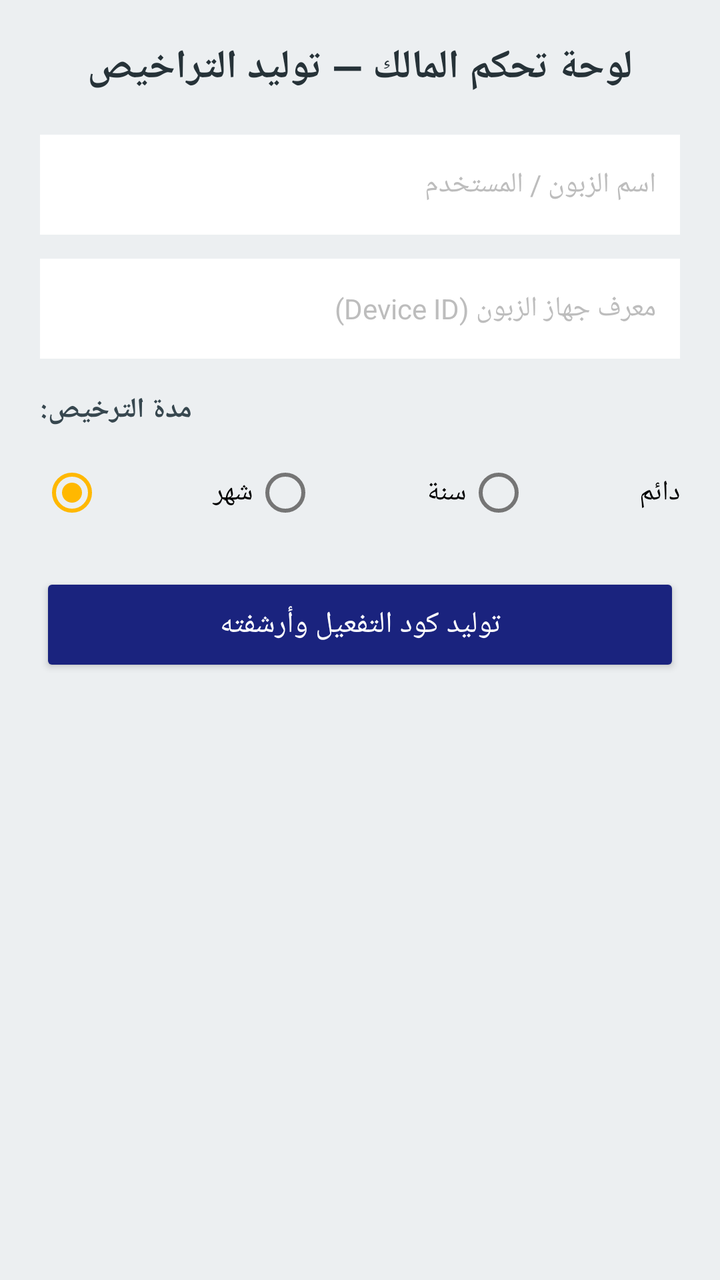
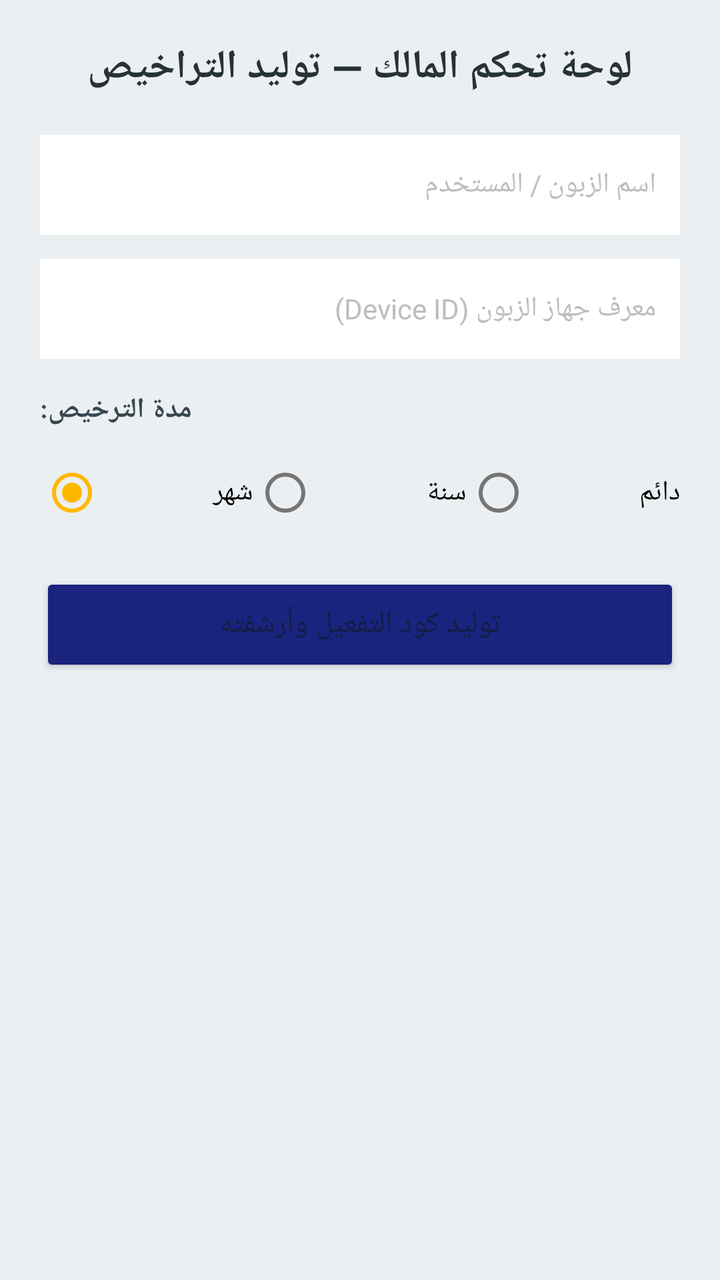

Screens rendered from an Android XML layout before and after an edit, with the pre-edit source and the edit as a unified diff.
<!-- AndroidManifest.xml: application theme Theme.AlMustashar -->
<!-- res/layout/activity_owner_panel.xml -->
<?xml version="1.0" encoding="utf-8"?>
<ScrollView xmlns:android="http://schemas.android.com/apk/res/android"
    android:layout_width="match_parent"
    android:layout_height="match_parent"
    android:fillViewport="true"
    android:background="#ECEFF1">

    <LinearLayout
        android:layout_width="match_parent"
        android:layout_height="wrap_content"
        android:orientation="vertical"
        android:padding="20dp">

        <TextView
            android:layout_width="match_parent"
            android:layout_height="wrap_content"
            android:text="لوحة تحكم المالك — توليد التراخيص"
            android:textColor="#263238"
            android:textSize="20sp"
            android:textStyle="bold"
            android:gravity="center"
            android:layout_marginBottom="20dp" />

        <EditText
            android:id="@+id/etCustomerName"
            android:layout_width="match_parent"
            android:layout_height="50dp"
            android:hint="اسم الزبون / المستخدم"
            android:background="#FFFFFF"
            android:padding="12dp"
            android:textSize="14sp"
            android:layout_marginBottom="12dp" />

        <EditText
            android:id="@+id/etCustomerDeviceId"
            android:layout_width="match_parent"
            android:layout_height="50dp"
            android:hint="معرف جهاز الزبون (Device ID)"
            android:fontFamily="monospace"
            android:background="#FFFFFF"
            android:padding="12dp"
            android:textSize="14sp"
            android:layout_marginBottom="16dp" />

        <TextView
            android:layout_width="wrap_content"
            android:layout_height="wrap_content"
            android:text="مدة الترخيص:"
            android:textColor="#37474F"
            android:textSize="14sp"
            android:textStyle="bold"
            android:layout_marginBottom="8dp" />

        <RadioGroup
            android:id="@+id/rgDuration"
            android:layout_width="match_parent"
            android:layout_height="wrap_content"
            android:orientation="horizontal"
            android:layout_marginBottom="16dp">

            <RadioButton
                android:id="@+id/rbMonth"
                android:layout_width="0dp"
                android:layout_height="wrap_content"
                android:layout_weight="1"
                android:checked="true"
                android:text="شهر" />

            <RadioButton
                android:id="@+id/rbYear"
                android:layout_width="0dp"
                android:layout_height="wrap_content"
                android:layout_weight="1"
                android:text="سنة" />

            <RadioButton
                android:id="@+id/rbLifetime"
                android:layout_width="0dp"
                android:layout_height="wrap_content"
                android:layout_weight="1"
                android:text="دائم" />
        </RadioGroup>

        <Button
            android:id="@+id/btnGenerate"
            android:layout_width="match_parent"
            android:layout_height="52dp"
            android:text="توليد كود التفعيل وأرشفته"
            android:textColor="#FFFFFF"
            android:backgroundTint="#1A237E"
            android:textSize="15sp"
            android:layout_marginBottom="20dp" />

        <LinearLayout
            android:id="@+id/layoutResult"
            android:layout_width="match_parent"
            android:layout_height="wrap_content"
            android:orientation="vertical"
            android:background="#FFFFFF"
            android:padding="16dp"
            android:visibility="gone">

            <TextView
                android:layout_width="wrap_content"
                android:layout_height="wrap_content"
                android:text="كود التفعيل المتولد:"
                android:textColor="#4527A0"
                android:textSize="13sp"
                android:textStyle="bold" />

            <TextView
                android:id="@+id/tvGeneratedCode"
                android:layout_width="match_parent"
                android:layout_height="wrap_content"
                android:layout_marginTop="8dp"
                android:text="---"
                android:textColor="#1A237E"
                android:textSize="16sp"
                android:textStyle="bold"
                android:gravity="center"
                android:fontFamily="monospace" />

            <LinearLayout
                android:layout_width="match_parent"
                android:layout_height="wrap_content"
                android:layout_marginTop="16dp"
                android:orientation="horizontal">

                <Button
                    android:id="@+id/btnCopyCode"
                    android:layout_width="0dp"
                    android:layout_height="44dp"
                    android:layout_weight="1"
                    android:text="نسخ الكود"
                    android:textColor="#FFFFFF"
                    android:backgroundTint="#5E35B1" />

                <View
                    android:layout_width="8dp"
                    android:layout_height="match_parent" />

                <Button
                    android:id="@+id/btnShareCode"
                    android:layout_width="0dp"
                    android:layout_height="44dp"
                    android:layout_weight="1"
                    android:text="مشاركة واتساب"
                    android:textColor="#FFFFFF"
                    android:backgroundTint="#2E7D32" />
            </LinearLayout>
        </LinearLayout>

    </LinearLayout>
</ScrollView>
<!-- resources referenced by this layout -->
<resources>
  <style name="Theme.AlMustashar" parent="Theme.MaterialComponents.DayNight.NoActionBar">
          
          <item name="colorPrimary">@color/primary</item>
          <item name="colorPrimaryVariant">@color/primary_dark</item>
          <item name="colorOnPrimary">@color/text_on_primary</item>
  
          
          <item name="colorSecondary">@color/accent</item>
          <item name="colorSecondaryVariant">@color/accent_dark</item>
          <item name="colorOnSecondary">@color/text_primary</item>
  
          
          <item name="android:colorBackground">@color/background</item>
          <item name="colorSurface">@color/surface</item>
          <item name="colorOnSurface">@color/text_primary</item>
  
          
          <item name="colorError">@color/error</item>
          <item name="colorOnError">@color/text_on_primary</item>
  
          
          <item name="android:statusBarColor">@color/primary_dark</item>
          <item name="android:windowLightStatusBar">false</item>
  
          
          <item name="android:navigationBarColor">@color/primary_dark</item>
  
          
          <item name="android:textColorPrimary">@color/text_primary</item>
          <item name="android:textColorSecondary">@color/text_secondary</item>
          <item name="android:textColorHint">@color/text_hint</item>
  
          
          <item name="android:fontFamily">sans-serif</item>
          <item name="fontFamily">sans-serif</item>
      </style>
  <color name="primary">#1A237E</color>
  <color name="primary_dark">#0D1442</color>
  <color name="text_on_primary">#FFFFFF</color>
  <color name="accent">#FFB800</color>
  <color name="accent_dark">#C68A00</color>
  <color name="text_primary">#212121</color>
  <color name="background">#F5F5F5</color>
  <color name="surface">#FFFFFF</color>
  <color name="error">#F44336</color>
  <color name="text_secondary">#757575</color>
  <color name="text_hint">#BDBDBD</color>
</resources>

<!-- the commit's change to res/layout/activity_owner_panel.xml (unified diff, before → after) -->
@@ -86,7 +86,7 @@
             android:layout_width="match_parent"
             android:layout_height="52dp"
             android:text="توليد كود التفعيل وأرشفته"
-            android:textColor="#FFFFFF"
+            android:textColor="#0F2042"
             android:backgroundTint="#1A237E"
             android:textSize="15sp"
             android:layout_marginBottom="20dp" />
@@ -132,7 +132,7 @@
                     android:layout_height="44dp"
                     android:layout_weight="1"
                     android:text="نسخ الكود"
-                    android:textColor="#FFFFFF"
+                    android:textColor="#0F2042"
                     android:backgroundTint="#5E35B1" />
 
                 <View
@@ -145,7 +145,7 @@
                     android:layout_height="44dp"
                     android:layout_weight="1"
                     android:text="مشاركة واتساب"
-                    android:textColor="#FFFFFF"
+                    android:textColor="#0F2042"
                     android:backgroundTint="#2E7D32" />
             </LinearLayout>
         </LinearLayout>
